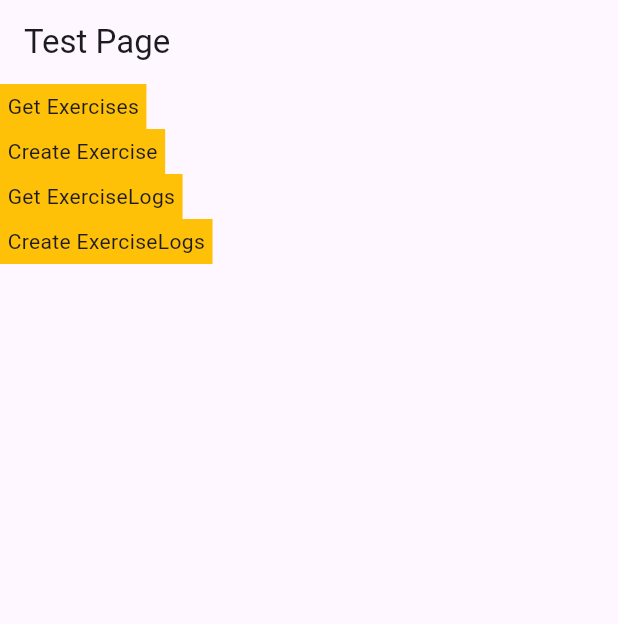
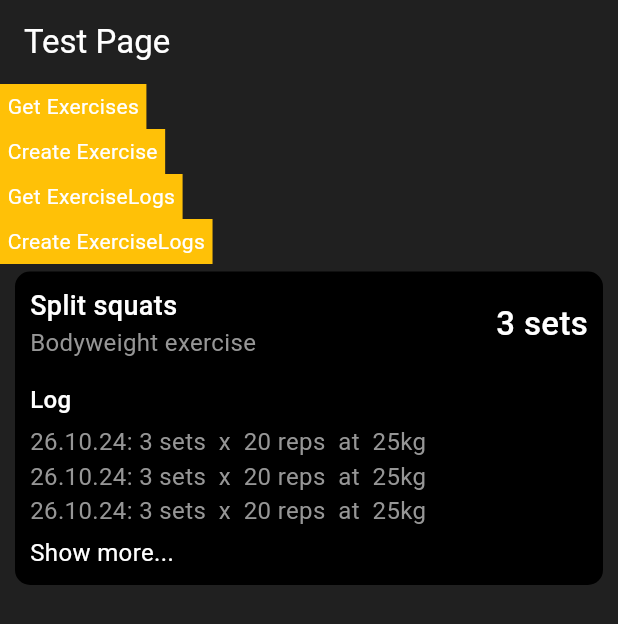
Before and after one commit to leobeg/lift, a Flutter app: the screen it shows after launch, after a tap on "Create Exercise", on a phone screen of 412 x 824 dp. Shown: the top 624 px of the screen. Run offline on Flutter 3.47's test engine with Material 3 defaults, Android fonts, the light colour scheme and no system bars; our stand-ins replace flutter_bloc, flutter_secure_storage, shared_preferences, sqflite; accounts and stored records are empty.

Commit message:
Added exercise card - eod commit

```diff
--- a/lib/app.dart
+++ b/lib/app.dart
@@ -2,15 +2,17 @@ import 'package:flutter/material.dart';
 import 'package:flutter_bloc/flutter_bloc.dart';
 import 'package:lift/features/exercises/data/local_exercise_repo.dart';
 import 'package:lift/features/exercises/presentation/pages/exercise_overview_page.dart';
+import 'package:lift/themes/dark_mode.dart';
 import 'package:lift/themes/light_mode.dart';
 
 class MainApp extends StatelessWidget {
-  MainApp({super.key});
+  const MainApp({super.key});
 
   @override
   Widget build(BuildContext context) {
-    return const MaterialApp(
-      home: ExerciseOverviewPage(),
+    return MaterialApp(
+      theme: darkMode,
+      home: const ExerciseOverviewPage(),
     );
   }
 }
--- a/lib/features/exercises/presentation/cubits/exercise_cubit.dart
+++ b/lib/features/exercises/presentation/cubits/exercise_cubit.dart
@@ -22,15 +22,14 @@ class ExerciseCubit extends Cubit<ExerciseState> {
     emit(ExerciseLogsLoaded(exerciseLogs));
   }
 
-  Future<void> createExercise() async {
+  Future<void> createExercise(Exercise exercise) async {
     emit(ExerciseCreating());
-    await exerciseRepo.createExercise(Exercise(id: 0, name: "Split squats"));
+    await exerciseRepo.createExercise(exercise);
     emit(ExerciseCreated());
   }
 
   // TODO: Remove test function
-  Future<void> createExerciseLog() async {
-    await exerciseRepo.createExerciseLog(
-        ExerciseLog(exerciseId: 1, weight: 12, reps: 12), 1);
+  Future<void> createExerciseLog(ExerciseLog exerciseLog, Exercise exercise) async {
+    await exerciseRepo.createExerciseLog(exerciseLog, exercise.id);
   }
 }
--- a/lib/features/exercises/presentation/pages/exercise_overview_page.dart
+++ b/lib/features/exercises/presentation/pages/exercise_overview_page.dart
@@ -54,7 +54,7 @@ class _ExerciseOverviewPageState extends State<ExerciseOverviewPage> {
   Widget build(BuildContext context) {
     return Scaffold(
       appBar: AppBar(
-        title: Text("Test Page"),
+        title: const Text("Test Page"),
       ),
       body: Column(
         crossAxisAlignment: CrossAxisAlignment.start,
@@ -65,8 +65,8 @@ class _ExerciseOverviewPageState extends State<ExerciseOverviewPage> {
             },
             child: Container(
               color: Colors.amber,
-              padding: EdgeInsets.all(5),
-              child: Text("Get Exercises"),
+              padding: const EdgeInsets.all(5),
+              child: const Text("Get Exercises"),
             ),
           ),
           GestureDetector(
@@ -75,8 +75,8 @@ class _ExerciseOverviewPageState extends State<ExerciseOverviewPage> {
             },
             child: Container(
               color: Colors.amber,
-              padding: EdgeInsets.all(5),
-              child: Text("Create Exercise"),
+              padding: const EdgeInsets.all(5),
+              child: const Text("Create Exercise"),
             ),
           ),
           GestureDetector(
@@ -85,8 +85,8 @@ class _ExerciseOverviewPageState extends State<ExerciseOverviewPage> {
             },
             child: Container(
               color: Colors.amber,
-              padding: EdgeInsets.all(5),
-              child: Text("Get ExerciseLogs"),
+              padding: const EdgeInsets.all(5),
+              child: const Text("Get ExerciseLogs"),
             ),
           ),
           GestureDetector(
@@ -95,9 +95,48 @@ class _ExerciseOverviewPageState extends State<ExerciseOverviewPage> {
             },
             child: Container(
               color: Colors.amber,
-              padding: EdgeInsets.all(5),
-              child: Text("Create ExerciseLogs"),
+              padding: const EdgeInsets.all(5),
+              child: const Text("Create ExerciseLogs"),
             ),
+          ),
+          Expanded(
+            child: ListView.builder(itemCount: exercises.length, itemBuilder: (context, index) {
+              final exercise = exercises[index];
+              return Container(
+                margin: const EdgeInsets.symmetric(horizontal: 10, vertical: 5),
+                padding: const EdgeInsets.all(10),
+                decoration: BoxDecoration(
+                  color: Colors.black,
+                  borderRadius: BorderRadius.circular(10)
+                ),
+                child: Column(
+                  crossAxisAlignment: CrossAxisAlignment.start,
+                  children: [
+                    Row(
+                      mainAxisAlignment: MainAxisAlignment.spaceBetween,
+                      children: [
+                        Column(
+                          crossAxisAlignment: CrossAxisAlignment.start,
+                          children: [
+                            Text(exercise.name, style: TextStyle(fontWeight: FontWeight.w500, fontSize: 18),),
+                            Text("Bodyweight exercise", style: TextStyle(fontSize: 16, color: Theme.of(context).colorScheme.onSurfaceVariant),),
+                          ],
+                        ),
+                        Text("${exercise.usualSetCount} sets", style: TextStyle(fontWeight: FontWeight.w500, fontSize: 22),)
+                      ],
+                    ),
+                    const SizedBox(height: 15,),
+                    Text("Log", style: TextStyle(fontWeight: FontWeight.w500, fontSize: 16),),
+                    const SizedBox(height: 5,),
+                    ListView.builder(shrinkWrap: true, physics: ClampingScrollPhysics(), itemCount: 3, itemBuilder: (context, index) {
+                      return Text("26.10.24: 3 sets  x  20 reps  at  25kg", style: TextStyle(fontWeight: FontWeight.w400, fontSize: 16, color: Theme.of(context).colorScheme.onSurfaceVariant),);
+                    },),
+                    const SizedBox(height: 5,),
+                    Text("Show more...", style: TextStyle(fontWeight: FontWeight.w400, fontSize: 16),),
+                  ],
+                ),
+              );
+            },),
           )
         ],
       ),
--- /dev/null
+++ b/lib/themes/dark_mode.dart
@@ -0,0 +1,15 @@
+import 'package:flutter/material.dart';
+
+ThemeData darkMode = ThemeData(
+  colorScheme: ColorScheme.dark(
+    surface: const Color.fromARGB(255, 32, 32, 32),
+    primary: Colors.grey.shade500,
+    secondary: Colors.grey.shade200,
+    tertiary: Colors.grey.shade100,
+    inversePrimary: Colors.grey.shade100,
+    onSurface: const Color.fromARGB(255, 255, 255, 255),
+    onSurfaceVariant: const Color.fromARGB(255, 150, 150, 150),
+
+  ),
+  scaffoldBackgroundColor: Color.fromARGB(255, 32, 32, 32),
+);
```
